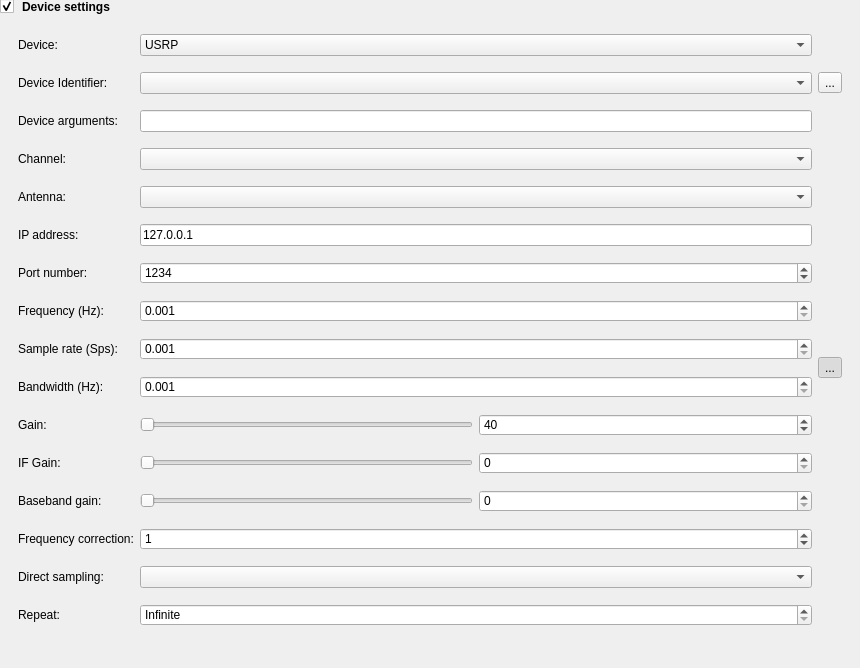
Above: data/ui/send_recv_device_settings.ui from jopohl/urh before the change. Below: the same form after it.
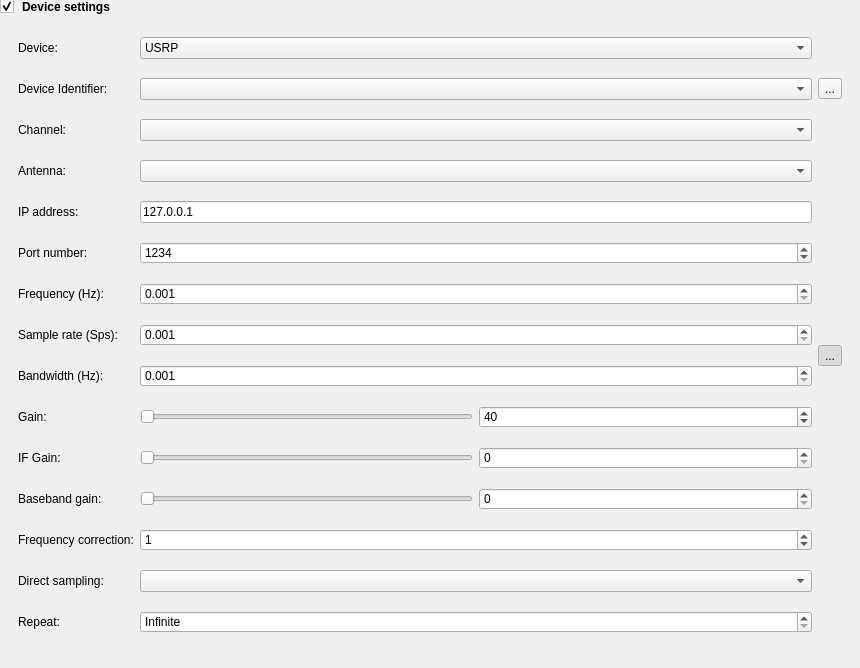
That is the form after the change. Icons and pictures are not drawn. Custom widgets are drawn as their Qt base class.

Commit message: multi device support for usrp

Patch:
```diff
--- a/data/ui/send_recv_device_settings.ui
+++ b/data/ui/send_recv_device_settings.ui
@@ -109,70 +109,47 @@
           </widget>
          </item>
          <item row="2" column="0">
-          <widget class="QLabel" name="labelDeviceArgs">
-           <property name="toolTip">
-            <string>&lt;html&gt;&lt;head/&gt;&lt;body&gt;&lt;p&gt;If you only have one USRP connected you may leave this field empty, so your USRP gets detected automatically.&lt;/p&gt;&lt;p&gt;If you have multiple USRPs connected or need better control, enter a device identifier of your USRP here.&lt;/p&gt;&lt;p&gt;You may also enter other device arguments here.&lt;/p&gt;&lt;/body&gt;&lt;/html&gt;</string>
-           </property>
-           <property name="toolTipDuration">
-            <number>-1</number>
-           </property>
-           <property name="styleSheet">
-            <string notr="true"/>
-           </property>
-           <property name="text">
-            <string>Device arguments:</string>
-           </property>
-          </widget>
-         </item>
-         <item row="2" column="1">
-          <widget class="QLineEdit" name="lineEditDeviceArgs">
-           <property name="toolTip">
-            <string>&lt;html&gt;&lt;head/&gt;&lt;body&gt;&lt;p&gt;If you only have one USRP connected you may leave this field empty, so your USRP gets detected automatically.&lt;/p&gt;&lt;p&gt;If you have multiple USRPs connected or need better control, enter a device identifier of your USRP here.&lt;/p&gt;&lt;p&gt;You may also enter other device arguments here.&lt;/p&gt;&lt;/body&gt;&lt;/html&gt;</string>
-           </property>
-          </widget>
-         </item>
-         <item row="3" column="0">
           <widget class="QLabel" name="labelChannel">
            <property name="text">
             <string>Channel:</string>
            </property>
           </widget>
          </item>
-         <item row="3" column="1">
+         <item row="2" column="1">
           <widget class="QComboBox" name="comboBoxChannel"/>
          </item>
-         <item row="4" column="0">
+         <item row="3" column="0">
           <widget class="QLabel" name="labelAntenna">
            <property name="text">
             <string>Antenna:</string>
            </property>
           </widget>
          </item>
-         <item row="4" column="1">
+         <item row="3" column="1">
           <widget class="QComboBox" name="comboBoxAntenna"/>
          </item>
-         <item row="5" column="0">
+         <item row="4" column="0">
           <widget class="QLabel" name="labelIP">
            <property name="text">
             <string>IP address:</string>
            </property>
           </widget>
          </item>
-         <item row="5" column="1">
+         <item row="4" column="1">
           <widget class="QLineEdit" name="lineEditIP">
            <property name="text">
             <string>127.0.0.1</string>
            </property>
           </widget>
          </item>
-         <item row="6" column="0">
+         <item row="5" column="0">
           <widget class="QLabel" name="labelPort">
            <property name="text">
             <string>Port number:</string>
            </property>
           </widget>
          </item>
-         <item row="6" column="1">
+         <item row="5" column="1">
           <widget class="QSpinBox" name="spinBoxPort">
            <property name="minimum">
             <number>1</number>
@@ -185,14 +162,14 @@
            </property>
           </widget>
          </item>
-         <item row="7" column="0">
+         <item row="6" column="0">
           <widget class="QLabel" name="labelFreq">
            <property name="text">
             <string>Frequency (Hz):</string>
            </property>
           </widget>
          </item>
-         <item row="7" column="1">
+         <item row="6" column="1">
           <widget class="KillerDoubleSpinBox" name="spinBoxFreq">
            <property name="decimals">
             <number>3</number>
@@ -205,14 +182,14 @@
            </property>
           </widget>
          </item>
-         <item row="8" column="0">
+         <item row="7" column="0">
           <widget class="QLabel" name="labelSampleRate">
            <property name="text">
             <string>Sample rate (Sps):</string>
            </property>
           </widget>
          </item>
-         <item row="8" column="1">
+         <item row="7" column="1">
           <widget class="KillerDoubleSpinBox" name="spinBoxSampleRate">
            <property name="decimals">
             <number>3</number>
@@ -225,7 +202,14 @@
            </property>
           </widget>
          </item>
-         <item row="8" column="2" rowspan="2">
+         <item row="8" column="0">
+          <widget class="QLabel" name="labelBandwidth">
+           <property name="text">
+            <string>Bandwidth (Hz):</string>
+           </property>
+          </widget>
+         </item>
+         <item row="7" column="2" rowspan="2">
           <widget class="QToolButton" name="btnLockBWSR">
            <property name="sizePolicy">
             <sizepolicy hsizetype="Fixed" vsizetype="Fixed">
@@ -255,13 +239,6 @@
           </widget>
          </item>
          <item row="9" column="0">
-          <widget class="QLabel" name="labelBandwidth">
-           <property name="text">
-            <string>Bandwidth (Hz):</string>
-           </property>
-          </widget>
-         </item>
-         <item row="10" column="0">
           <widget class="QLabel" name="labelGain">
            <property name="toolTip">
             <string>&lt;html&gt;&lt;head/&gt;&lt;body&gt;&lt;p&gt;The gain (more exactly RF gain) is the gain applied to the RF signal. This amplifies the high frequent signal arriving at the antenna of your Software Defined Radio.&lt;/p&gt;&lt;/body&gt;&lt;/html&gt;</string>
@@ -271,7 +248,7 @@
            </property>
           </widget>
          </item>
-         <item row="9" column="1">
+         <item row="8" column="1">
           <widget class="KillerDoubleSpinBox" name="spinBoxBandwidth">
            <property name="decimals">
             <number>3</number>
@@ -284,7 +261,7 @@
            </property>
           </widget>
          </item>
-         <item row="10" column="1">
+         <item row="9" column="1">
           <layout class="QGridLayout" name="gridLayout_5">
            <property name="sizeConstraint">
             <enum>QLayout::SetDefaultConstraint</enum>
@@ -329,7 +306,7 @@
            </item>
           </layout>
          </item>
-         <item row="11" column="0">
+         <item row="10" column="0">
           <widget class="QLabel" name="labelIFGain">
            <property name="toolTip">
             <string>&lt;html&gt;&lt;head/&gt;&lt;body&gt;&lt;p&gt;The IF Gain is applied to the Intermediate Frequency signal in your Software Defined Radio. An IF signal has a lower frequency than the high frequent RF signal, so signal processing can be applied more efficiently.&lt;/p&gt;&lt;/body&gt;&lt;/html&gt;</string>
@@ -339,7 +316,7 @@
            </property>
           </widget>
          </item>
-         <item row="11" column="1">
+         <item row="10" column="1">
           <layout class="QGridLayout" name="gridLayout_7">
            <item row="0" column="0">
             <widget class="QSlider" name="sliderIFGain">
@@ -366,7 +343,7 @@
            </item>
           </layout>
          </item>
-         <item row="12" column="0">
+         <item row="11" column="0">
           <widget class="QLabel" name="labelBasebandGain">
            <property name="toolTip">
             <string>&lt;html&gt;&lt;head/&gt;&lt;body&gt;&lt;p&gt;The baseband gain is applied to the baseband signal in your software defined radio. The baseband signal is at low frequency and gathered from the RF signal by &lt;span style=&quot; font-weight:600;&quot;&gt;complex downsampling&lt;/span&gt;.&lt;/p&gt;&lt;/body&gt;&lt;/html&gt;</string>
@@ -376,7 +353,7 @@
            </property>
           </widget>
          </item>
-         <item row="12" column="1">
+         <item row="11" column="1">
           <layout class="QGridLayout" name="gridLayout_8">
            <item row="0" column="0">
             <widget class="QSlider" name="sliderBasebandGain">
@@ -418,7 +395,7 @@
            </item>
           </layout>
          </item>
-         <item row="13" column="0">
+         <item row="12" column="0">
           <widget class="QLabel" name="labelFreqCorrection">
            <property name="toolTip">
             <string>&lt;html&gt;&lt;head/&gt;&lt;body&gt;&lt;p&gt;Set the frequency correction in &lt;span style=&quot; font-weight:600;&quot;&gt;ppm&lt;/span&gt;. If you do not know what to enter here, just leave it to one.&lt;/p&gt;&lt;/body&gt;&lt;/html&gt;</string>
@@ -428,7 +405,7 @@
            </property>
           </widget>
          </item>
-         <item row="13" column="1">
+         <item row="12" column="1">
           <widget class="QSpinBox" name="spinBoxFreqCorrection">
            <property name="toolTip">
             <string>&lt;html&gt;&lt;head/&gt;&lt;body&gt;&lt;p&gt;Set the frequency correction in &lt;span style=&quot; font-weight:600;&quot;&gt;ppm&lt;/span&gt;. If you do not know what to enter here, just leave it to one.&lt;/p&gt;&lt;/body&gt;&lt;/html&gt;</string>
@@ -444,7 +421,7 @@
            </property>
           </widget>
          </item>
-         <item row="14" column="0">
+         <item row="13" column="0">
           <widget class="QLabel" name="labelDirectSampling">
            <property name="toolTip">
             <string>&lt;html&gt;&lt;head/&gt;&lt;body&gt;&lt;p&gt;Set the direct sampling mode. If you do not know what to choose here, just set it to disabled. The&lt;span style=&quot; font-weight:600;&quot;&gt; native backend&lt;/span&gt; is recommended, when using this setting.&lt;/p&gt;&lt;/body&gt;&lt;/html&gt;</string>
@@ -454,21 +431,21 @@
            </property>
           </widget>
          </item>
-         <item row="14" column="1">
+         <item row="13" column="1">
           <widget class="QComboBox" name="comboBoxDirectSampling">
            <property name="toolTip">
             <string>&lt;html&gt;&lt;head/&gt;&lt;body&gt;&lt;p&gt;Set the direct sampling mode. If you do not know what to choose here, just set it to disabled. The&lt;span style=&quot; font-weight:600;&quot;&gt; native backend&lt;/span&gt; is recommended, when using this setting.&lt;/p&gt;&lt;/body&gt;&lt;/html&gt;</string>
            </property>
           </widget>
          </item>
-         <item row="15" column="0">
+         <item row="14" column="0">
           <widget class="QLabel" name="labelNRepeat">
            <property name="text">
             <string>Repeat:</string>
            </property>
           </widget>
          </item>
-         <item row="15" column="1">
+         <item row="14" column="1">
           <widget class="QSpinBox" name="spinBoxNRepeat">
            <property name="specialValueText">
             <string>Infinite</string>
```
Left out of the diff: 4 changed lines with no effect on the pictures. The commit also changes 11 other files.
